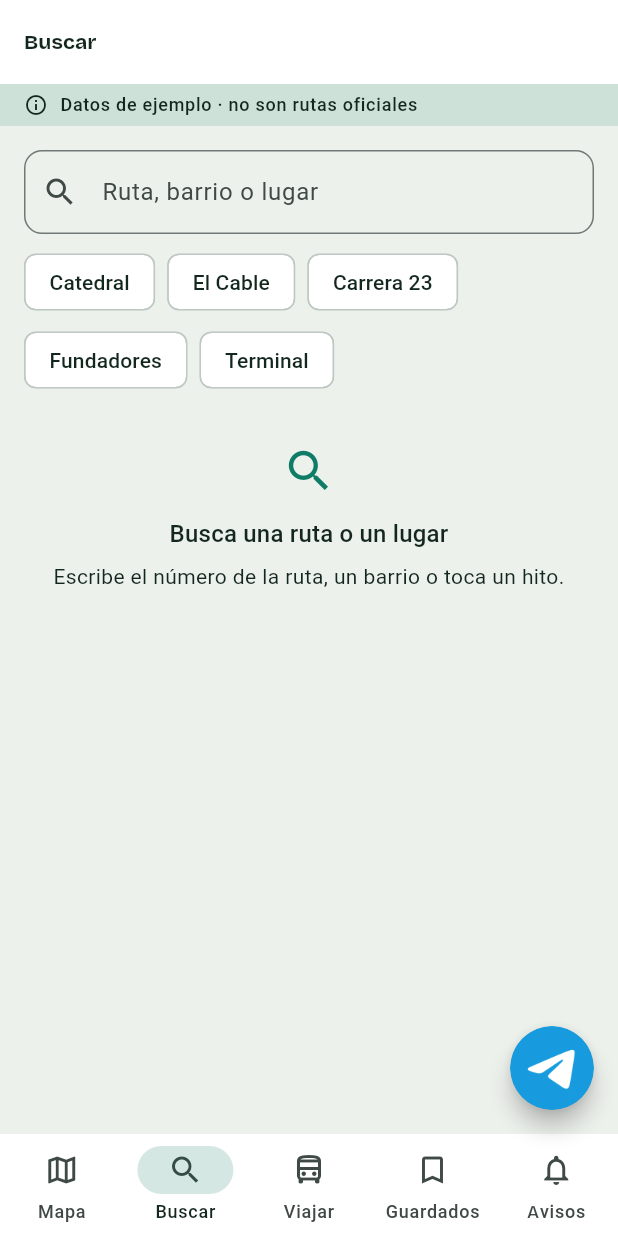
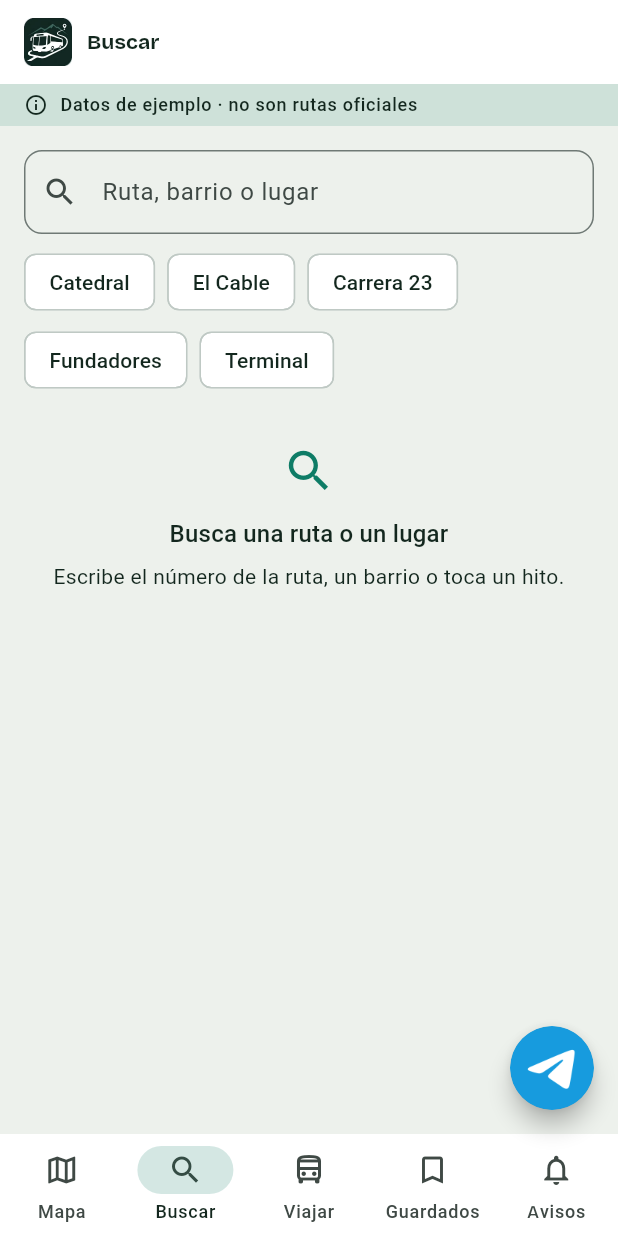
Before and after one commit to DYLBER-CABRERA/AppBusetasManizales, a Flutter app: the screen it shows after launch, item 2 of the bottom bar chosen, on a phone screen of 412 x 824 dp. Run offline on Flutter 3.47's test engine with Material 3 defaults, Android fonts, the phone set to English and light mode, and no system bars; our stand-ins replace dio, flutter_local_notifications, flutter_map, flutter_riverpod, geolocator, go_router and 4 more; accounts and stored records are empty; network calls fail.

Commit message:
feat(mobile): logo de BusetasApp en la barra superior e icono de la app (adaptable) en el APK; carpeta images
Co-Authored-By: Claude Sonnet 5.5 <noreply@anthropic.com>

```diff
--- a/mobile/lib/app/shell.dart
+++ b/mobile/lib/app/shell.dart
@@ -30,7 +30,17 @@ class ShellPrincipal extends StatelessWidget {
     final indice = navegacion.currentIndex;
     return Scaffold(
       appBar: AppBar(
-        title: Text(_destinos[indice].etiqueta),
+        title: Row(
+          mainAxisSize: MainAxisSize.min,
+          children: [
+            Semantics(
+              label: 'BusetasApp',
+              child: Image.asset('images/logo_busetas.png', width: 32, height: 32, cacheWidth: 96),
+            ),
+            const SizedBox(width: 10),
+            Flexible(child: Text(_destinos[indice].etiqueta, overflow: TextOverflow.ellipsis)),
+          ],
+        ),
         actions: [
           if (indice == 0)
             IconButton(
--- a/mobile/lib/app/widgets/boton_bot_busetas.dart
+++ b/mobile/lib/app/widgets/boton_bot_busetas.dart
@@ -33,7 +33,7 @@ class BotonBotBusetas extends ConsumerWidget {
           shape: const CircleBorder(),
           clipBehavior: Clip.antiAlias,
           onPressed: () => _abrir(context, ref),
-          child: Image.asset('image/telegram.webp', width: 56, height: 56, cacheWidth: 112),
+          child: Image.asset('images/telegram.webp', width: 56, height: 56, cacheWidth: 112),
         ),
       );
 }
--- a/mobile/pubspec.yaml
+++ b/mobile/pubspec.yaml
@@ -34,4 +34,5 @@ dev_dependencies:
 flutter:
   uses-material-design: true
   assets:
-    - image/telegram.webp
+    - images/telegram.webp
+    - images/logo_busetas.png
```
Also changed, not shown: mobile/images/bot.webp (renamed from mobile/image/bot.webp), mobile/images/logoAppBusetas.png (added), mobile/images/logo_busetas.png (added), mobile/images/telegram.webp (renamed from mobile/image/telegram.webp), 13 other files.
